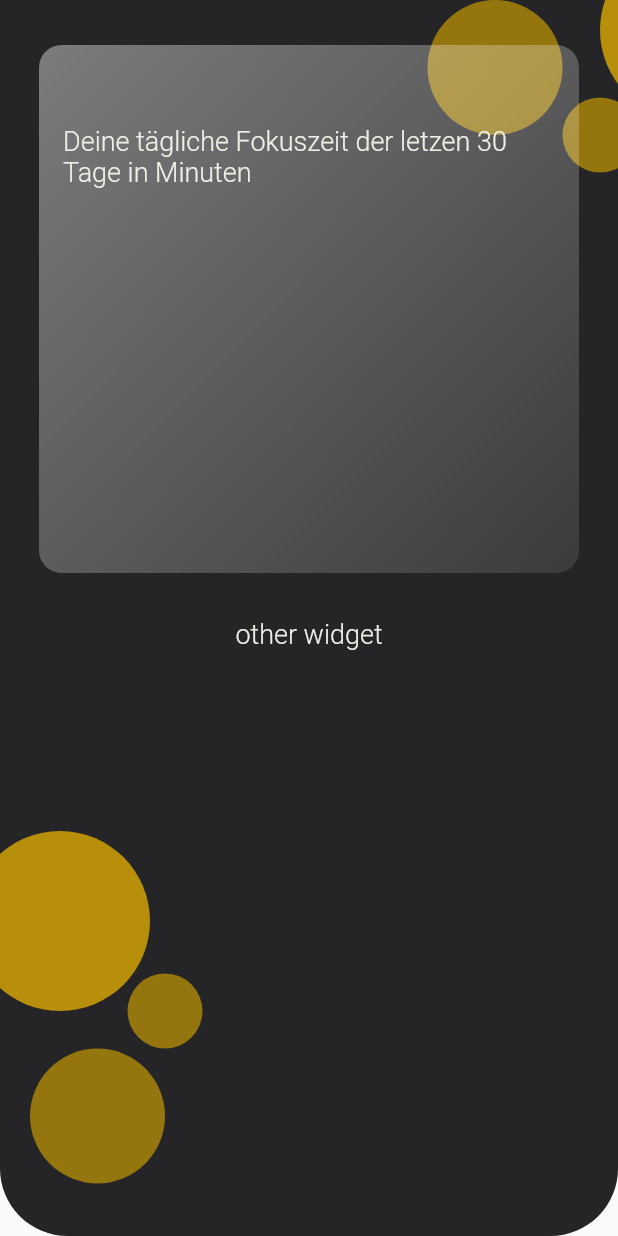
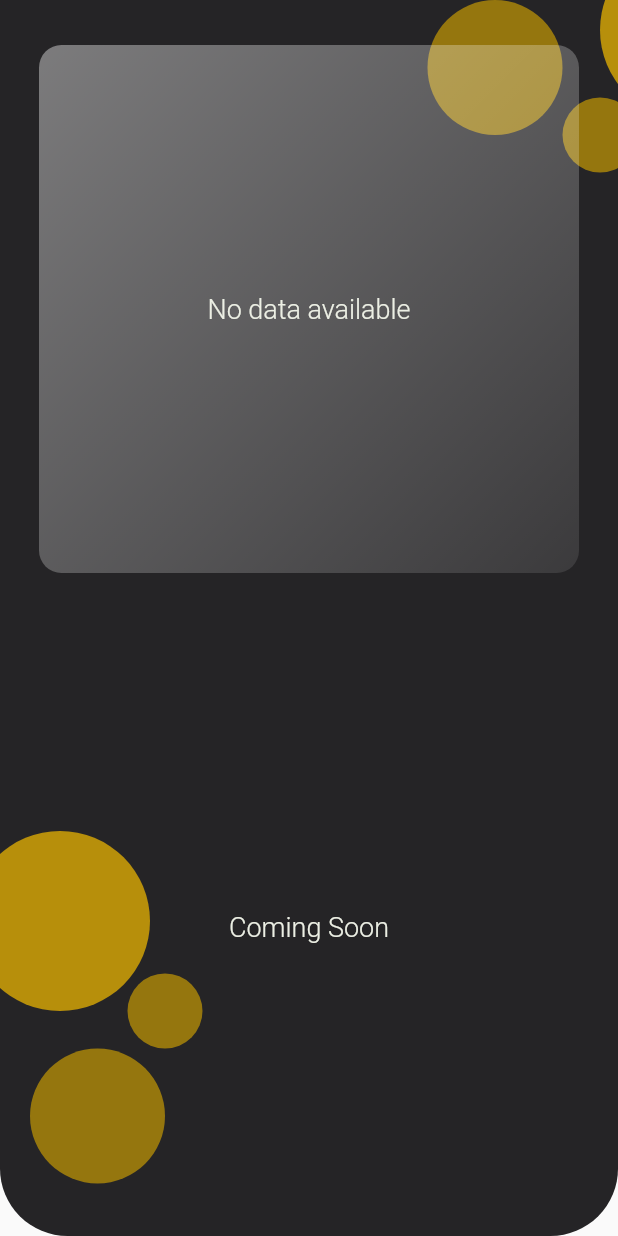
Before and after one commit to franci3/pomodoro-app, a Flutter app: the GraphScreen widget shown alone on an empty page, opened directly, on a phone screen of 412 x 824 dp. Run offline on Flutter 3.47's test engine with Material 2 defaults, Android fonts, the phone set to English and light mode, and no system bars; drawn by our look-alikes of fl_chart; our stand-ins replace audioplayers, flutter_local_notifications, isar, logger, shared_preferences, video_player and 1 more; accounts and stored records are empty; generated files the repository leaves out were written again; statements that could not run were skipped.

Commit message:
fixes graph screen and text

```diff
--- a/lib/l10n/app_de.arb
+++ b/lib/l10n/app_de.arb
@@ -18,5 +18,8 @@
     "notificationResumeTitle": "Weiter gehts!",
     "notificationResumeBody": "Zeit zum fokussieren. Du bist bei Runde ",
     "enableNotificationsTitle": "Benachrichtigungen",
-    "enableNotificationsDescription": "Damit wir dich benachrichtigen können sobald du eine Focus Session abgeschlossen hast, aktiviere bitte die Benachrichtigungen."
+    "enableNotificationsDescription": "Damit wir dich benachrichtigen können sobald du eine Focus Session abgeschlossen hast, aktiviere bitte die Benachrichtigungen.",
+    "comingSoon": "Daran wird gerade gearbeitet",
+    "graphTitle": "Deine tägliche Fokuszeit der letzen 30 Tage in Minuten",
+    "noDataAvailable": "Keine Daten vorhanden"
 }
--- a/lib/l10n/app_en.arb
+++ b/lib/l10n/app_en.arb
@@ -18,5 +18,8 @@
     "notificationResumeTitle": "Lets focus!",
     "notificationResumeBody": "Lets get back to work. You are at round ",
     "enableNotificationsTitle": "Let us notify you!",
-    "enableNotificationsDescription": "To get notified when you successfully focused for a period of time, please enable notifications."
+    "enableNotificationsDescription": "To get notified when you successfully focused for a period of time, please enable notifications.",
+    "comingSoon": "Coming Soon",
+    "graphTitle": "Your daily focus time for the past 30 days in minutes",
+    "noDataAvailable": "No data available"
 }
--- a/lib/screens/home/graph_screen/graph_screen.dart
+++ b/lib/screens/home/graph_screen/graph_screen.dart
@@ -1,5 +1,5 @@
-import 'package:fl_chart/fl_chart.dart';
 import 'package:flutter/material.dart';
+import 'package:flutter_gen/gen_l10n/app_localizations.dart';
 import 'package:pomodoro_app/assets/custom_theme.dart';
 import 'package:pomodoro_app/controller/graph_controller.dart';
 import 'package:pomodoro_app/widgets/circles_painter_widget.dart';
@@ -65,15 +65,19 @@ class _GraphScreenState extends State<GraphScreen> {
                           return const CircularProgressIndicator();
                         } else {
                           return Padding(
-                            padding: const EdgeInsets.symmetric(horizontal: 26.0, vertical: 30),
-                            child: SimpleBarChart(
-                                data: snapshot.data!),
+                            padding: const EdgeInsets.symmetric(
+                                horizontal: 26.0, vertical: 30),
+                            child: SimpleBarChart(data: snapshot.data!),
                           );
                         }
                       }),
                 ),
               ),
-              const Expanded(child: Text('other widget'))
+              Expanded(
+                child: Center(
+                  child: Text(AppLocalizations.of(context)!.comingSoon),
+                ),
+              ),
             ],
           )
         ],
--- a/lib/widgets/simple_bar_chart.dart
+++ b/lib/widgets/simple_bar_chart.dart
@@ -24,13 +24,14 @@ class SimpleBarChart extends StatelessWidget {
         ),
         borderRadius: BorderRadius.circular(15),
       ),
-      child: Padding(
+      child: data.isNotEmpty
+          ? Padding(
               padding: const EdgeInsets.symmetric(horizontal: 16.0),
               child: Column(
                 mainAxisAlignment: MainAxisAlignment.spaceEvenly,
                 children: [
                   Text(
-              'Deine tägliche Fokuszeit der letzen 30 Tage in Minuten',
+                    AppLocalizations.of(context)!.graphTitle,
                     style: PomodoroValues.customTextTheme.bodyText2,
                   ),
                   SizedBox(
@@ -48,6 +49,9 @@ class SimpleBarChart extends StatelessWidget {
                   ),
                 ],
               ),
+            )
+          : Center(
+              child: Text(AppLocalizations.of(context)!.noDataAvailable),
             ),
     );
   }
```
Lines whose indentation alone changed are shown as unchanged.
